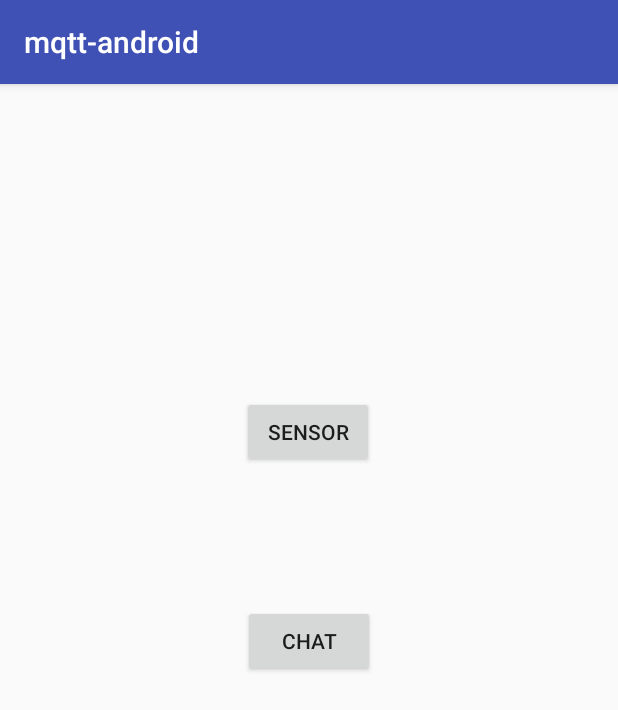
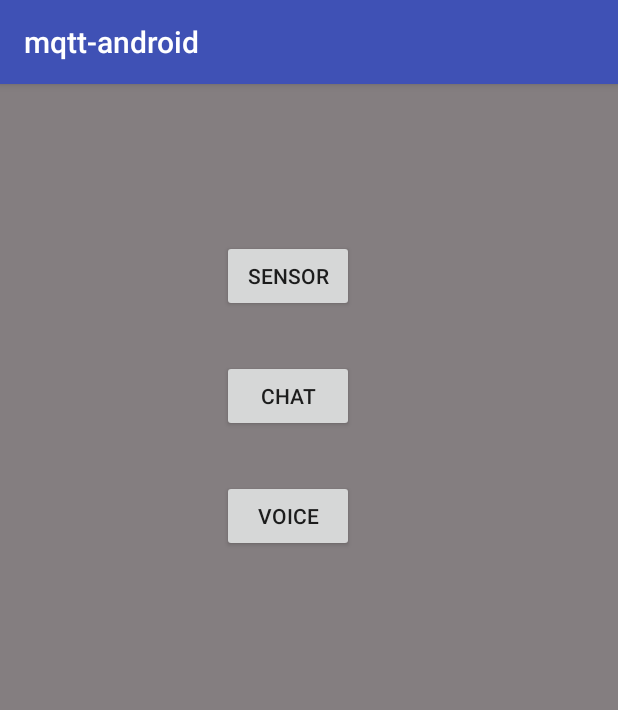
Before and after one commit to hussanhijazi/mqtt-android, an Android app: the screen it shows after launch (MainActivity), on a phone screen of 412 x 824 dp. Shown: the top 710 px of the screen. Run offline under Robolectric (Android 15) with nearby library versions, the phone set to English and light mode, and no system bars.

Commit message:
Add android speech api

```diff
--- a/app/src/main/AndroidManifest.xml
+++ b/app/src/main/AndroidManifest.xml
@@ -23,6 +23,7 @@
         </activity>
         <activity android:name="br.com.hussan.mqttandroid.SensorActivity" />
         <activity android:name="br.com.hussan.mqttandroid.ChatActivity" />
+        <activity android:name="br.com.hussan.mqttandroid.VoiceActivity" />
 
         <service android:name="org.eclipse.paho.android.service.MqttService"></service>
     </application>
--- a/app/src/main/java/br/com/hussan/mqttandroid/ChatActivity.kt
+++ b/app/src/main/java/br/com/hussan/mqttandroid/ChatActivity.kt
@@ -27,7 +27,7 @@ class ChatActivity : BaseActivity() {
 
         btnSend.setOnClickListener {
             if (etText.text.toString().isNotEmpty()) {
-                publishMessage("hussanandrechat", etText.text.toString())
+                mqttClient.publishMessage("hussanandrechat", etText.text.toString())
                 etText.setText("")
             }
         }
--- a/app/src/main/java/br/com/hussan/mqttandroid/MainActivity.kt
+++ b/app/src/main/java/br/com/hussan/mqttandroid/MainActivity.kt
@@ -6,6 +6,7 @@ import android.support.v7.app.AppCompatActivity
 import com.example.hussan.mqttandroid.R
 import kotlinx.android.synthetic.main.activity_main.btnChat
 import kotlinx.android.synthetic.main.activity_main.btnSensor
+import kotlinx.android.synthetic.main.activity_main.btnVoice
 
 class MainActivity : AppCompatActivity() {
 
@@ -22,5 +23,10 @@ class MainActivity : AppCompatActivity() {
             val intent = Intent(this, SensorActivity::class.java)
             startActivity(intent)
         }
+
+        btnVoice.setOnClickListener {
+            val intent = Intent(this, VoiceActivity::class.java)
+            startActivity(intent)
+        }
     }
 }
--- a/app/src/main/res/layout/activity_chat.xml
+++ b/app/src/main/res/layout/activity_chat.xml
@@ -1,10 +1,9 @@
 <?xml version="1.0" encoding="utf-8"?>
 <android.support.constraint.ConstraintLayout xmlns:android="http://schemas.android.com/apk/res/android"
     xmlns:app="http://schemas.android.com/apk/res-auto"
-    xmlns:tools="http://schemas.android.com/tools"
     android:layout_width="match_parent"
     android:layout_height="match_parent"
-    tools:context="br.com.hussan.mqttandroid.ChatActivity">
+    android:background="@color/background">
 
     <TextView
         android:id="@+id/txtMsg"
@@ -26,9 +25,11 @@
         android:layout_marginRight="85dp"
         android:layout_marginStart="84dp"
         android:layout_marginTop="49dp"
+        android:backgroundTint="@android:color/white"
         android:ems="10"
         android:hint="message..."
         android:inputType="textPersonName"
+        android:textColorHint="@android:color/white"
         app:layout_constraintEnd_toEndOf="parent"
         app:layout_constraintStart_toStartOf="parent"
         app:layout_constraintTop_toBottomOf="@+id/txtMsg" />
--- a/app/src/main/res/layout/activity_main.xml
+++ b/app/src/main/res/layout/activity_main.xml
@@ -1,36 +1,40 @@
 <?xml version="1.0" encoding="utf-8"?>
 <android.support.constraint.ConstraintLayout xmlns:android="http://schemas.android.com/apk/res/android"
     xmlns:app="http://schemas.android.com/apk/res-auto"
-    xmlns:tools="http://schemas.android.com/tools"
     android:layout_width="match_parent"
     android:layout_height="match_parent"
-    tools:context="br.com.hussan.mqttandroid.ChatActivity">
+    android:background="@color/background">
+
+    <Button
+        android:id="@+id/btnVoice"
+        android:layout_width="wrap_content"
+        android:layout_height="wrap_content"
+        android:layout_marginLeft="148dp"
+        android:layout_marginStart="148dp"
+        android:layout_marginTop="32dp"
+        android:text="Voice"
+        app:layout_constraintStart_toStartOf="parent"
+        app:layout_constraintTop_toBottomOf="@+id/btnChat" />
 
     <Button
         android:id="@+id/btnChat"
         android:layout_width="wrap_content"
         android:layout_height="wrap_content"
-        android:layout_marginEnd="148dp"
         android:layout_marginLeft="148dp"
-        android:layout_marginRight="148dp"
         android:layout_marginStart="148dp"
-        android:layout_marginTop="91dp"
+        android:layout_marginTop="32dp"
         android:text="Chat"
-        app:layout_constraintEnd_toEndOf="parent"
         app:layout_constraintStart_toStartOf="parent"
         app:layout_constraintTop_toBottomOf="@+id/btnSensor" />
 
     <Button
         android:id="@+id/btnSensor"
-        android:layout_width="wrap_content"
+        android:layout_width="88dp"
         android:layout_height="wrap_content"
-        android:layout_marginEnd="149dp"
-        android:layout_marginLeft="147dp"
-        android:layout_marginRight="149dp"
-        android:layout_marginStart="147dp"
-        android:layout_marginTop="208dp"
+        android:layout_marginLeft="148dp"
+        android:layout_marginStart="148dp"
+        android:layout_marginTop="104dp"
         android:text="Sensor"
-        app:layout_constraintEnd_toEndOf="parent"
         app:layout_constraintStart_toStartOf="parent"
         app:layout_constraintTop_toTopOf="parent" />
 
--- a/app/src/main/res/layout/activity_sensor.xml
+++ b/app/src/main/res/layout/activity_sensor.xml
@@ -1,16 +1,16 @@
 <?xml version="1.0" encoding="utf-8"?>
 <android.support.constraint.ConstraintLayout xmlns:android="http://schemas.android.com/apk/res/android"
     xmlns:app="http://schemas.android.com/apk/res-auto"
-    xmlns:tools="http://schemas.android.com/tools"
     android:layout_width="match_parent"
     android:layout_height="match_parent"
-    tools:context="br.com.hussan.mqttandroid.ChatActivity">
+    android:background="@color/background">
 
     <TextView
         android:id="@+id/txtTemperature"
         android:layout_width="wrap_content"
         android:layout_height="wrap_content"
         android:text=""
+        android:textColor="@android:color/white"
         android:textSize="30dp"
         app:layout_constraintBottom_toBottomOf="parent"
         app:layout_constraintLeft_toLeftOf="parent"
--- a/app/src/main/res/values/colors.xml
+++ b/app/src/main/res/values/colors.xml
@@ -3,4 +3,5 @@
     <color name="colorPrimary">#3F51B5</color>
     <color name="colorPrimaryDark">#303F9F</color>
     <color name="colorAccent">#FF4081</color>
+    <color name="background">#847e80</color>
 </resources>
--- a/app/src/main/res/values/strings.xml
+++ b/app/src/main/res/values/strings.xml
@@ -1,3 +1,6 @@
 <resources>
     <string name="app_name">mqtt-android</string>
+    <string name="on">ligar</string>
+    <string name="off">desligar</string>
+    <string name="voice_prompt">Fala ai...</string>
 </resources>
```
Also changed, not shown: app/src/main/java/br/com/hussan/mqttandroid/BaseActivity.kt (+8 -78 lines), app/src/main/java/br/com/hussan/mqttandroid/MqttClient.kt (added, +92 -0 lines), app/src/main/java/br/com/hussan/mqttandroid/VoiceActivity.kt (added, +75 -0 lines), app/src/main/res/layout/activity_voice.xml (added, +34 -0 lines), 1 other file.
